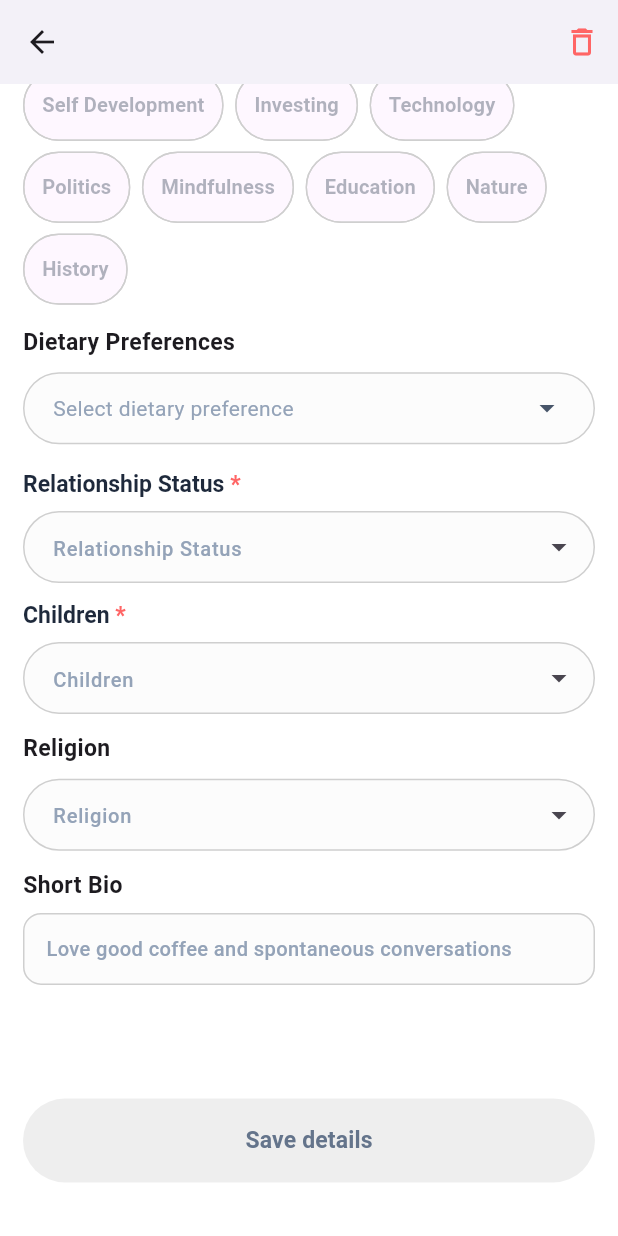
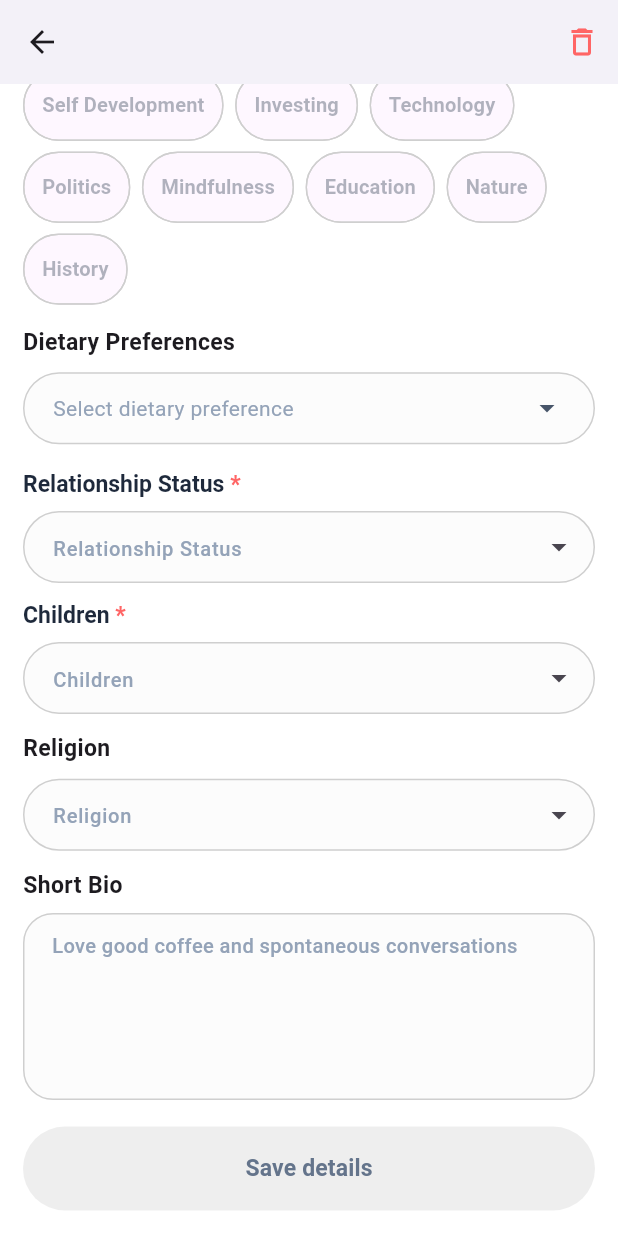
Before and after one commit to ZonerLost/meetmern, a Flutter app: the AccountPreferencesScreen screen opened by its route, scrolled down 398 dp, on a phone screen of 412 x 824 dp. Run offline on Flutter 3.47's test engine with Material 3 defaults, Android fonts, the phone set to English and light mode, and no system bars; our stand-ins replace dotted_border, flutter_screenutil, geocoding, geolocator, get, image_picker and 1 more; accounts and stored records are empty; Roboto replaces fonts that are missing (Mona Sans).

Commit message:
QA changes done

```diff
--- a/lib/core/widgets/custom_button_style_text_style.dart
+++ b/lib/core/widgets/custom_button_style_text_style.dart
@@ -285,15 +285,17 @@ class CustomButtonStyles {
         filled: true,
         fillColor: appTheme.infieldColor,
         hintText: strings.shortBioHintText,
-        hintStyle: userNameTextStyle,
+        hintStyle: dateFieldTextStyle,
         suffixIcon: suffix,
         contentPadding: EdgeInsets.symmetric(
             vertical: dimension.d14, horizontal: dimension.d16),
         enabledBorder: OutlineInputBorder(
+          borderRadius: BorderRadius.circular(dimension.d20),
           borderSide:
               BorderSide(color: appTheme.borderColor, width: dimension.d1),
         ),
         focusedBorder: OutlineInputBorder(
+          borderRadius: BorderRadius.circular(dimension.d20),
           borderSide:
               BorderSide(color: appTheme.borderColor, width: dimension.d1),
         ),
--- a/lib/core/widgets/custom_text_form_field.dart
+++ b/lib/core/widgets/custom_text_form_field.dart
@@ -26,6 +26,7 @@ class CustomTextFormField extends StatefulWidget {
   final TextInputAction textInputAction;
   final TextInputType textInputType;
   final int? maxLines;
+  final int? minLines;
   final String? hintText;
   final String? labelText;
   final String? errorMessage;
@@ -65,6 +66,7 @@ class CustomTextFormField extends StatefulWidget {
     this.textInputAction = TextInputAction.next,
     this.textInputType = TextInputType.text,
     this.maxLines = 1,
+    this.minLines,
     this.hintText,
     this.labelText,
     this.errorMessage,
@@ -236,7 +238,7 @@ class _CustomTextFormFieldState extends State<CustomTextFormField> {
 
       // Fixed-height multiline support
       maxLines: widget.expands ? null : widget.maxLines,
-      minLines: widget.expands ? null : 1,
+      minLines: widget.expands ? null : (widget.minLines ?? 1),
       expands: widget.expands,
 
       maxLength: widget.maxLength,
--- a/lib/view/screens/UserProfileScreens/AccountPrefrences/account_prefrences.dart
+++ b/lib/view/screens/UserProfileScreens/AccountPrefrences/account_prefrences.dart
@@ -178,18 +178,15 @@ class AccountPreferencesScreen extends StatelessWidget {
                   CustomTextFormField(
                     controller: c.shortBioController,
                     maxLines: 5,
+                    minLines: 5,
                     textInputType: TextInputType.multiline,
                     textInputAction: TextInputAction.newline,
                     hintText: strings.shortBioHintText,
-                    height: dimension.d120.h,
                     contentPadding: EdgeInsets.symmetric(
-                      horizontal: dimension.d12.w,
-                      vertical: dimension.d12.h,
+                      horizontal: dimension.d16.w,
+                      vertical: dimension.d14.h,
                     ),
-                    inputDecoration: styles.messagefInputDecoration.copyWith(
-                      labelStyle: TextStyle(color: appTheme.neutral_400),
-                      floatingLabelStyle: TextStyle(color: appTheme.black90001),
-                    ),
+                    inputDecoration: styles.bioFieldInputDecoration(),
                     onChanged: c.onBioChanged,
                   ),
                   SizedBox(height: dimension.d20.h),
```
Also changed, not shown: lib/data/service/meetup_store.dart (+10 -1 lines), lib/view/screens/HomeScreens/ExploreScreen/explore_meetups_screen.dart (+8 -1 lines), lib/view/screens/HomeScreens/ViewMeetupScreen/repeat_meetup_dialog.dart (+69 -9 lines).
